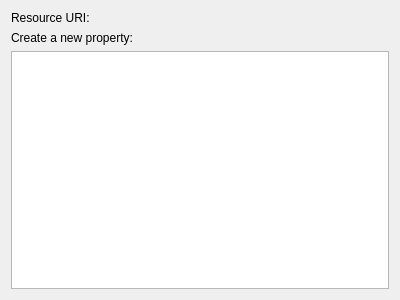
First picture: the form in resourceeditorwidget.ui, repository KDE/nepomukshell, before the edit.
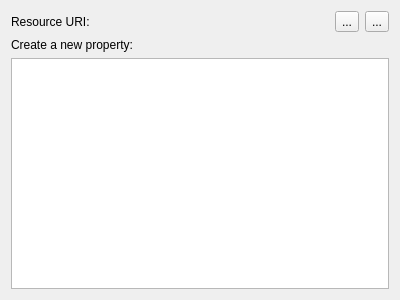
Second picture: the form after the edit. Custom widgets are drawn as their Qt base class.

Commit message: * New name: NepSaK - The Nepomuk Swiss Army Knife * New splash screen informing that this is a developer tool not intended for the end user * New configuration dialog. So far only one config option. * New question "do you really want to delete these resources" * New browsable query history which is saved on exit * New browsable history in the resource editor

Diff of the .ui file:
```diff
--- a/resourceeditorwidget.ui
+++ b/resourceeditorwidget.ui
@@ -36,6 +36,20 @@
        </property>
       </widget>
      </item>
+     <item>
+      <widget class="QToolButton" name="m_buttonBack">
+       <property name="text">
+        <string>...</string>
+       </property>
+      </widget>
+     </item>
+     <item>
+      <widget class="QToolButton" name="m_buttonForward">
+       <property name="text">
+        <string>...</string>
+       </property>
+      </widget>
+     </item>
     </layout>
    </item>
    <item>
```
The commit also changes 17 other files.
